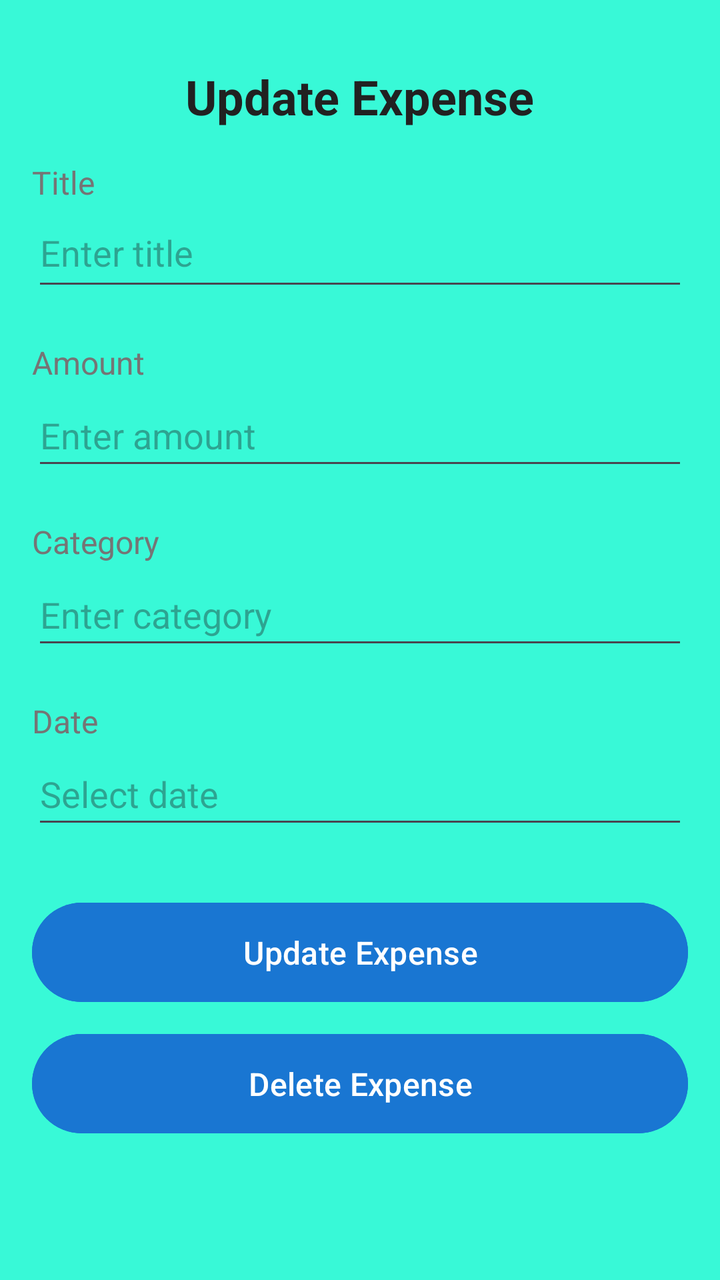
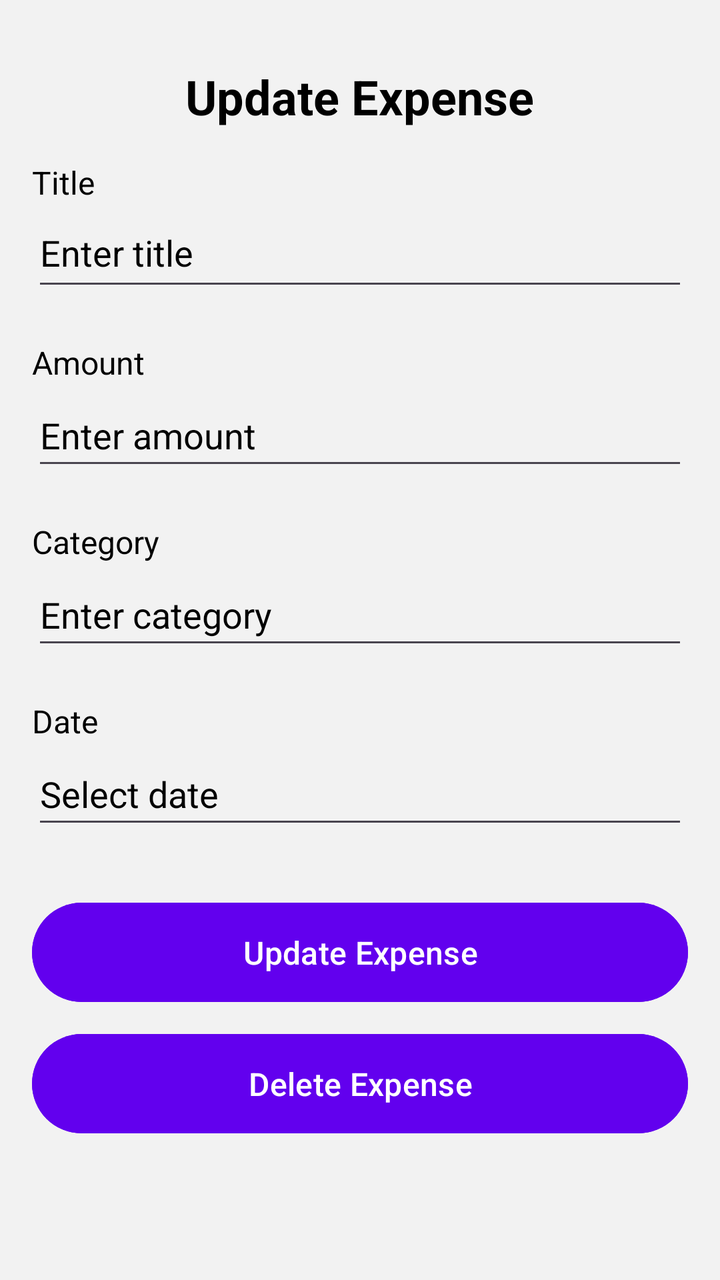

The first picture is an Android layout as it rendered before a commit; the second is the same layout after the commit. The layout source and the unified diff follow.
<!-- AndroidManifest.xml: application theme Theme.ExpenseTrackerClean -->
<!-- res/layout/fragment_update_expense.xml -->
<?xml version="1.0" encoding="utf-8"?>
<ScrollView
    xmlns:android="http://schemas.android.com/apk/res/android"
    xmlns:tools="http://schemas.android.com/tools"
    android:layout_width="match_parent"
    android:layout_height="match_parent"
    tools:theme="@style/Theme.Material3.DayNight.NoActionBar"
    tools:context="com.example.expensetrackerclean.ui.updateexpense.UpdateExpenseFragment"
    tools:layout="@layout/fragment_update_expense"
    android:background="@color/backgroundColor">

<LinearLayout
    android:layout_width="match_parent"
    android:layout_height="wrap_content"
    android:orientation="vertical"
    android:padding="16dp">

    
<TextView
    android:id="@+id/tvHeader"
    android:layout_width="wrap_content"
    android:layout_height="wrap_content"
    android:text="@string/update_expense"
    android:textSize="24sp"
    android:textColor="@color/textPrimary"
    android:textStyle="bold"
    android:layout_gravity="center_horizontal"
    android:layout_marginTop="16dp"
    android:layout_marginBottom="16dp"/>

    
<TextView
    android:layout_width="wrap_content"
    android:layout_height="wrap_content"
    android:text="@string/expense_title"
    android:textSize="16sp"
    android:textColor="@color/textSecondary"/>

<EditText
    android:id="@+id/editTitle"
    android:layout_width="match_parent"
    android:layout_height="wrap_content"
    android:hint="@string/enter_expense_title"
    android:inputType="text"
    android:autofillHints="name"
    android:minHeight="48dp"
    android:layout_marginBottom="12dp"
    android:paddingVertical="12dp"/>

    
<TextView
    android:id="@+id/tvErrorTitle"
    android:layout_width="match_parent"
    android:layout_height="wrap_content"
    android:textColor="@android:color/holo_red_dark"
    android:textSize="14sp"
    android:visibility="gone"/>

    
<TextView
    android:layout_width="wrap_content"
    android:layout_height="wrap_content"
    android:text="@string/amount"
    android:textSize="16sp"
    android:layout_marginTop="8dp"
    android:textColor="@color/textSecondary"/>

<EditText
    android:id="@+id/editAmount"
    android:layout_width="match_parent"
    android:layout_height="wrap_content"
    android:hint="@string/enter_amount"
    android:inputType="numberDecimal"
    android:minHeight="48dp"
    android:autofillHints="creditCardNumber"
    android:layout_marginBottom="12dp"/>

<TextView
    android:id="@+id/tvErrorAmount"
    android:layout_width="match_parent"
    android:layout_height="wrap_content"
    android:textColor="@android:color/holo_red_dark"
    android:textSize="14sp"
    android:visibility="gone"/>

    
<TextView
    android:layout_width="wrap_content"
    android:layout_height="wrap_content"
    android:text="@string/category"
    android:textSize="16sp"
    android:textColor="@color/textSecondary"
    android:layout_marginTop="8dp"/>

<EditText
    android:id="@+id/editCategory"
    android:layout_width="match_parent"
    android:layout_height="wrap_content"
    android:hint="@string/enter_category"
    android:inputType="text"
    android:minHeight="48dp"
    android:autofillHints="name"
    android:layout_marginBottom="12dp"/>

<TextView
    android:id="@+id/tvErrorCategory"
    android:layout_width="match_parent"
    android:layout_height="wrap_content"
    android:textColor="@android:color/holo_red_dark"
    android:textSize="14sp"
    android:visibility="gone"/>

    
<TextView
    android:layout_width="wrap_content"
    android:layout_height="wrap_content"
    android:text="@string/date_date"
    android:textSize="16sp"
    android:textColor="@color/textSecondary"
    android:layout_marginTop="8dp"/>

<EditText
    android:id="@+id/editDate"
    android:layout_width="match_parent"
    android:layout_height="wrap_content"
    android:hint="@string/date"
    android:inputType="date"
    android:focusable="false"
    android:clickable="true"
    android:minHeight="48dp"
    android:autofillHints="postalAddress"
    android:layout_marginBottom="12dp"
    tools:ignore="ClickableViewAccessibility"/>

<TextView
    android:id="@+id/tvErrorDate"
    android:layout_width="match_parent"
    android:layout_height="wrap_content"
    android:textColor="@android:color/holo_red_dark"
    android:textSize="14sp"
    android:visibility="gone"/>

    
<com.google.android.material.button.MaterialButton
    android:id="@+id/btnUpdateExpense"
    android:layout_width="match_parent"
    android:layout_height="wrap_content"
    android:text="@string/update_expense"
    android:textSize="16sp"
    android:textColor="@color/cardColor"
    android:backgroundTint="@color/primaryColor"
    android:layout_marginTop="16dp"
    android:padding="14dp"/>


    
<com.google.android.material.button.MaterialButton
        android:id="@+id/btnDeleteExpense"
        android:layout_width="match_parent"
        android:layout_height="wrap_content"
        android:text="@string/delete_expense"
        android:textSize="16sp"
        android:textColor="@color/cardColor"
        android:backgroundTint="@color/primaryColor"
        android:layout_marginTop="8dp"
        android:padding="14dp"/>

</LinearLayout>
</ScrollView>
<!-- resources referenced by this layout -->
<resources>
  <color name="backgroundColor">#38F9D7</color>
  <color name="cardColor">#FFFFFF</color>
  <color name="primaryColor">#1976D2</color>
  <color name="textPrimary">#212121</color>
  <color name="textSecondary">#757575</color>
  <string name="amount">Amount</string>
  <string name="category">Category</string>
  <string name="date">Select date</string>
  <string name="date_date">Date</string>
  <string name="delete_expense">Delete Expense</string>
  <string name="enter_amount">Enter amount</string>
  <string name="enter_category">Enter category</string>
  <string name="enter_expense_title">Enter title</string>
  <string name="expense_title">Title</string>
  <string name="update_expense">Update Expense</string>
  <style name="Theme.ExpenseTrackerClean" parent="Theme.Material3.DayNight.NoActionBar">
  
          
          <item name="colorPrimary">@color/primaryColor</item>
          <item name="colorPrimaryVariant">@color/primaryDark</item>
          <item name="colorOnPrimary">@color/cardColor</item>
  
      </style>
  <color name="primaryDark">#0D47A1</color>
</resources>

<!-- the commit's change to res/layout/fragment_update_expense.xml (unified diff, before → after) -->
@@ -5,9 +5,9 @@
     android:layout_width="match_parent"
     android:layout_height="match_parent"
     tools:theme="@style/Theme.Material3.DayNight.NoActionBar"
-    tools:context="com.example.expensetrackerclean.ui.updateexpense.UpdateExpenseFragment"
+    tools:context="com.kate.expensetrackerclean.ui.updateexpense.UpdateExpenseFragment"
     tools:layout="@layout/fragment_update_expense"
-    android:background="@color/backgroundColor">
+    android:background="?attr/colorSurface">
 
 <LinearLayout
     android:layout_width="match_parent"
@@ -22,7 +22,7 @@
     android:layout_height="wrap_content"
     android:text="@string/update_expense"
     android:textSize="24sp"
-    android:textColor="@color/textPrimary"
+    android:textColor="?attr/colorOnSurface"
     android:textStyle="bold"
     android:layout_gravity="center_horizontal"
     android:layout_marginTop="16dp"
@@ -34,7 +34,7 @@
     android:layout_height="wrap_content"
     android:text="@string/expense_title"
     android:textSize="16sp"
-    android:textColor="@color/textSecondary"/>
+    android:textColor="?attr/colorOnSurface"/>
 
 <EditText
     android:id="@+id/editTitle"
@@ -42,6 +42,8 @@
     android:layout_height="wrap_content"
     android:hint="@string/enter_expense_title"
     android:inputType="text"
+    android:textColor="?attr/colorOnSurface"
+    android:textColorHint="?attr/colorOnSurface"
     android:autofillHints="name"
     android:minHeight="48dp"
     android:layout_marginBottom="12dp"
@@ -63,13 +65,15 @@
     android:text="@string/amount"
     android:textSize="16sp"
     android:layout_marginTop="8dp"
-    android:textColor="@color/textSecondary"/>
+    android:textColor="?attr/colorOnSurface"/>
 
 <EditText
     android:id="@+id/editAmount"
     android:layout_width="match_parent"
     android:layout_height="wrap_content"
     android:hint="@string/enter_amount"
+    android:textColor="?attr/colorOnSurface"
+    android:textColorHint="?attr/colorOnSurface"
     android:inputType="numberDecimal"
     android:minHeight="48dp"
     android:autofillHints="creditCardNumber"
@@ -89,7 +93,7 @@
     android:layout_height="wrap_content"
     android:text="@string/category"
     android:textSize="16sp"
-    android:textColor="@color/textSecondary"
+    android:textColor="?attr/colorOnSurface"
     android:layout_marginTop="8dp"/>
 
 <EditText
@@ -97,6 +101,8 @@
     android:layout_width="match_parent"
     android:layout_height="wrap_content"
     android:hint="@string/enter_category"
+    android:textColor="?attr/colorOnSurface"
+    android:textColorHint="?attr/colorOnSurface"
     android:inputType="text"
     android:minHeight="48dp"
     android:autofillHints="name"
@@ -116,7 +122,7 @@
     android:layout_height="wrap_content"
     android:text="@string/date_date"
     android:textSize="16sp"
-    android:textColor="@color/textSecondary"
+    android:textColor="?attr/colorOnSurface"
     android:layout_marginTop="8dp"/>
 
 <EditText
@@ -124,6 +130,8 @@
     android:layout_width="match_parent"
     android:layout_height="wrap_content"
     android:hint="@string/date"
+    android:textColor="?attr/colorOnSurface"
+    android:textColorHint="?attr/colorOnSurface"
     android:inputType="date"
     android:focusable="false"
     android:clickable="true"
@@ -147,8 +155,9 @@
     android:layout_height="wrap_content"
     android:text="@string/update_expense"
     android:textSize="16sp"
-    android:textColor="@color/cardColor"
-    android:backgroundTint="@color/primaryColor"
+    style="@style/Widget.Material3.Button"
+    android:textColor="?attr/colorOnPrimary"
+    android:backgroundTint="?attr/colorPrimary"
     android:layout_marginTop="16dp"
     android:padding="14dp"/>
 
@@ -159,9 +168,10 @@
         android:layout_width="match_parent"
         android:layout_height="wrap_content"
         android:text="@string/delete_expense"
+        style="@style/Widget.Material3.Button"
         android:textSize="16sp"
-        android:textColor="@color/cardColor"
-        android:backgroundTint="@color/primaryColor"
+        android:textColor="?attr/colorOnPrimary"
+        android:backgroundTint="?attr/colorPrimary"
         android:layout_marginTop="8dp"
         android:padding="14dp"/>
 
<!-- resource entries referenced after the edit -->
@@ -1,10 +1,7 @@
 <!-- resources referenced by this layout -->
 <resources>
-  <color name="backgroundColor">#38F9D7</color>
-  <color name="cardColor">#FFFFFF</color>
-  <color name="primaryColor">#1976D2</color>
-  <color name="textPrimary">#212121</color>
-  <color name="textSecondary">#757575</color>
+  <color name="primaryColor">#6200EE</color>
+  <color name="onPrimaryColor">#FFFFFF</color>
   <string name="amount">Amount</string>
   <string name="category">Category</string>
   <string name="date">Select date</string>
@@ -18,11 +15,15 @@
   <style name="Theme.ExpenseTrackerClean" parent="Theme.Material3.DayNight.NoActionBar">
   
           
+          <item name="colorSurface">@color/surface</item>
+          <item name="colorOnBackground">@color/on_background</item>
+          <item name="colorOnSurface">@color/on_surface</item>
           <item name="colorPrimary">@color/primaryColor</item>
-          <item name="colorPrimaryVariant">@color/primaryDark</item>
-          <item name="colorOnPrimary">@color/cardColor</item>
+          <item name="colorOnPrimary">@color/onPrimaryColor</item>
   
       </style>
-  <color name="primaryDark">#0D47A1</color>
+  <color name="surface">#F2F2F2</color>
+  <color name="on_background">#000000</color>
+  <color name="on_surface">#000000</color>
 </resources>
 
